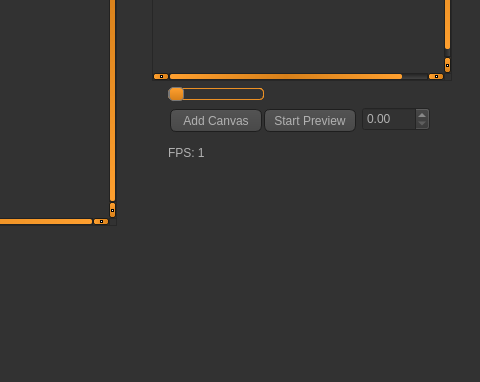
Old version of the form mainwindow.ui in the repository jacobthebrown/Jotoshop; both pictures show x 554 to 1034 and y 300 to 682 of the 1034 by 682 pixel window.
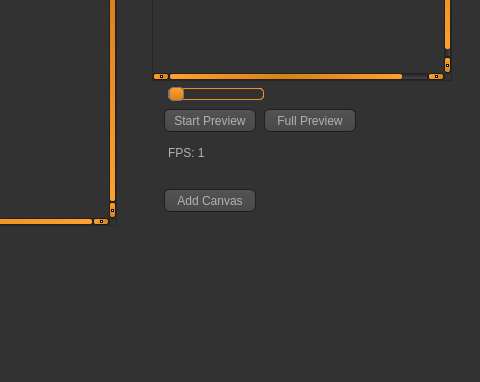
New version of the form. Icons and pictures are not drawn. Custom widgets are drawn as their Qt base class.

Commit message: Add full preview window

What changed in the file:
```diff
--- a/mainwindow.ui
+++ b/mainwindow.ui
@@ -1229,8 +1229,8 @@
            <widget class="QPushButton" name="addCanvasButton">
             <property name="geometry">
              <rect>
-              <x>16</x>
-              <y>20</y>
+              <x>10</x>
+              <y>100</y>
               <width>96</width>
               <height>27</height>
              </rect>
@@ -1310,7 +1310,7 @@
            <widget class="QPushButton" name="previewButton">
             <property name="geometry">
              <rect>
-              <x>110</x>
+              <x>10</x>
               <y>20</y>
               <width>96</width>
               <height>27</height>
@@ -1320,17 +1320,17 @@
              <string>Start Preview</string>
             </property>
            </widget>
-           <widget class="QDoubleSpinBox" name="zoomSpinBox">
+           <widget class="QPushButton" name="fullPreviewButton">
             <property name="geometry">
              <rect>
-              <x>210</x>
+              <x>110</x>
               <y>20</y>
-              <width>68</width>
-              <height>24</height>
+              <width>96</width>
+              <height>27</height>
              </rect>
             </property>
-            <property name="singleStep">
-             <double>0.100000000000000</double>
+            <property name="text">
+             <string>Full Preview</string>
             </property>
            </widget>
           </widget>
```
Left out of the diff: 2 changed lines with no effect on the pictures. The commit also changes 11 other files.
